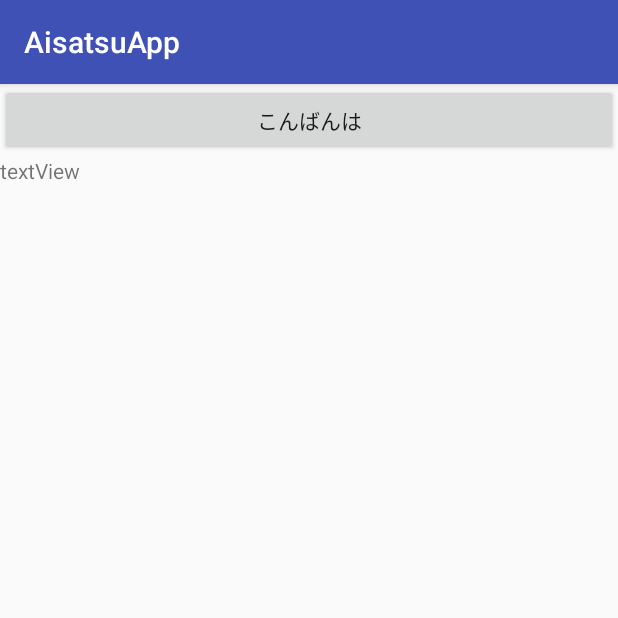
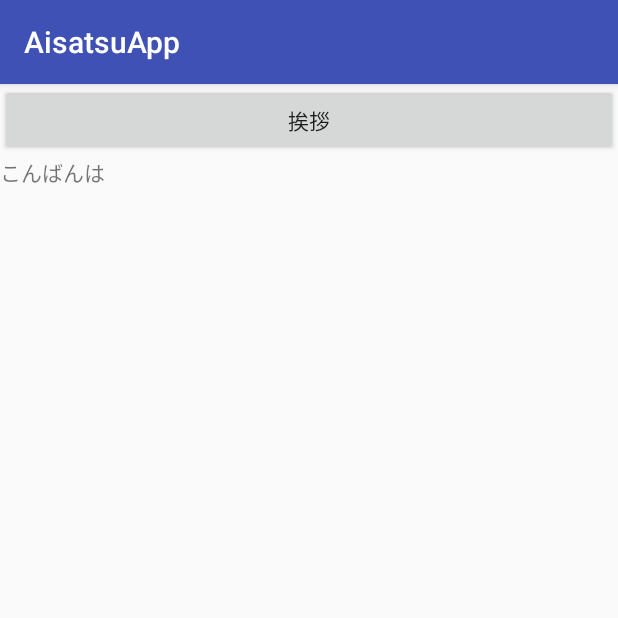
Before and after one commit to sonyanai/AisatsuApp, an Android app: the screen it shows after launch (MainActivity), after a tap on "挨拶", on a phone screen of 412 x 824 dp, the top half of it. Run offline under Robolectric (Android 15) with nearby library versions, the phone set to English and light mode, and no system bars.

Commit message:
button,TPD,if

```diff
--- a/app/src/main/java/jp/techacademy/taison/yanai/aisatsuapp/MainActivity.java
+++ b/app/src/main/java/jp/techacademy/taison/yanai/aisatsuapp/MainActivity.java
@@ -7,6 +7,7 @@ import android.widget.Button;
 import android.widget.TimePicker;
 import android.view.View;
 import android.util.Log;
+import android.widget.TextView;
 
 public class MainActivity extends AppCompatActivity {
 
@@ -14,18 +15,20 @@ public class MainActivity extends AppCompatActivity {
         super.onCreate(savedInstanceState);
         setContentView(R.layout.activity_main);
 
+
         final Button button1 = (Button) findViewById(R.id.button1);
         button1.setOnClickListener(new View.OnClickListener(){
             @Override
             public void onClick(View v){
 
                  int hourOfDay=0;
+                TextView textView = (TextView)findViewById(R.id.textView);
                 if(2 <= hourOfDay && hourOfDay < 10){
-                    button1.setText("おはよう");
+                    textView.setText("おはよう");
                 }else if(10 <= hourOfDay && hourOfDay < 18){
-                    button1.setText("こんにちは");
+                    textView.setText("こんにちは");
                 }else{
-                    button1.setText("こんばんは");
+                    textView.setText("こんばんは");
                 }
             }
         });
```
